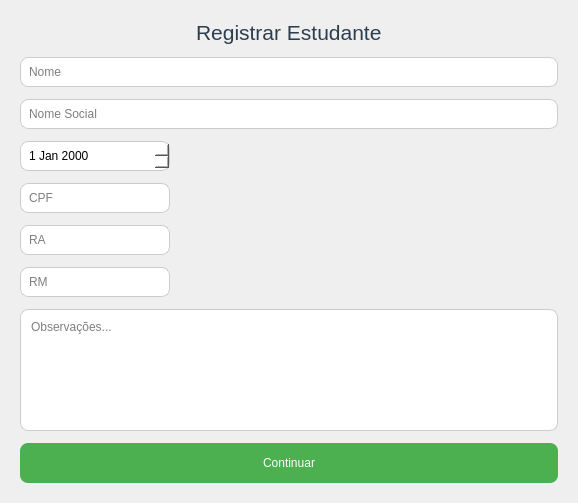
Before: the Qt Designer form App/view/ui/registerStudent.ui in Senac-SOR-ADS/Gerenciamento-Escolar, drawn with Qt 5.
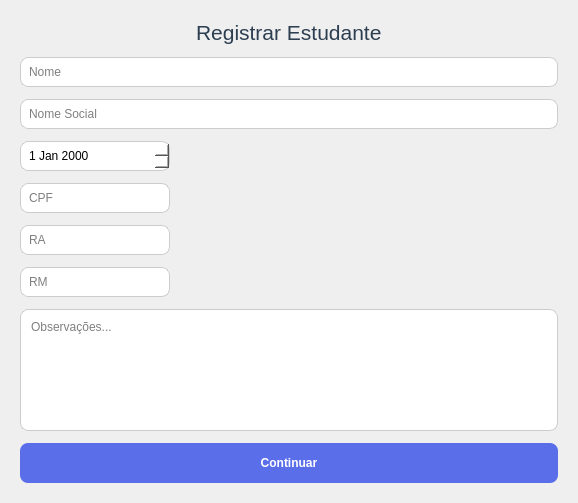
After: the same form once the commit is applied. Icons and pictures are not drawn.

The edit to the form file:
```diff
--- a/App/view/ui/registerStudent.ui
+++ b/App/view/ui/registerStudent.ui
@@ -41,12 +41,19 @@
     border: 2px solid #4CAF50;
 }
 QPushButton {
+	font: bold;
     background-color: #4CAF50;
     color: white;
     border-radius: 8px;
     padding: 6px 12px;
 }
 
+QPushButton {
+    background-color: #5B6EE9;
+    color: white;
+    border-radius: 8px;
+    padding: 6px 12px;
+}
 QPushButton:hover {
     background-color: #45a049;
 }
```
Left out of the diff: 6 changed lines with no effect on the pictures.
